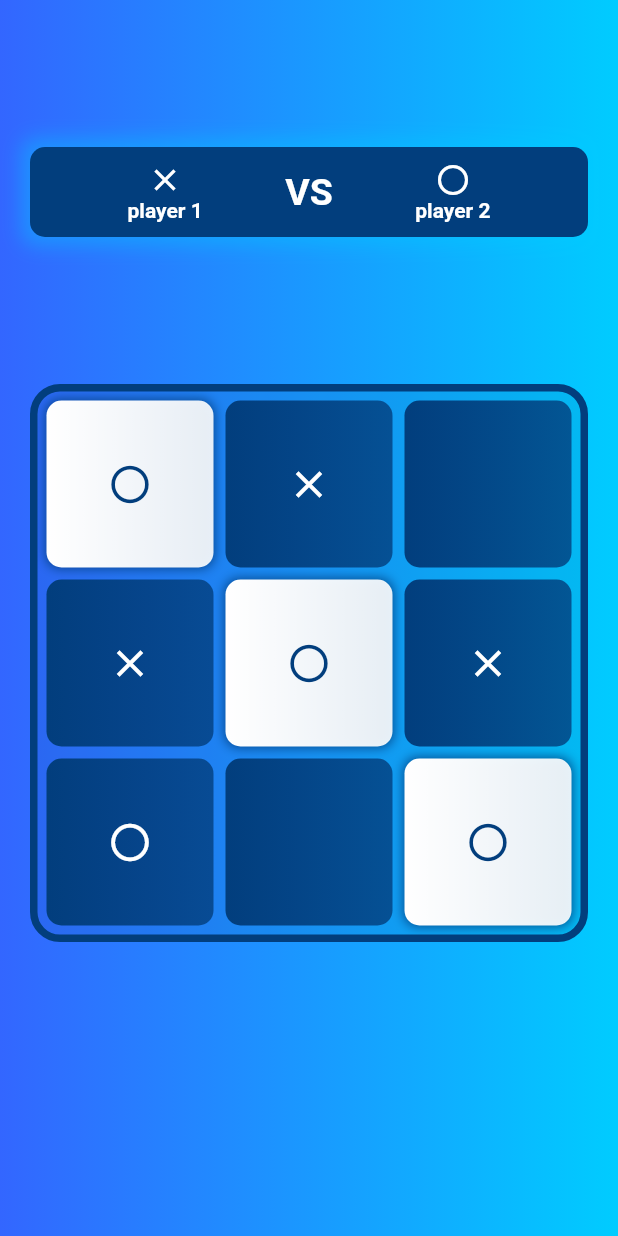
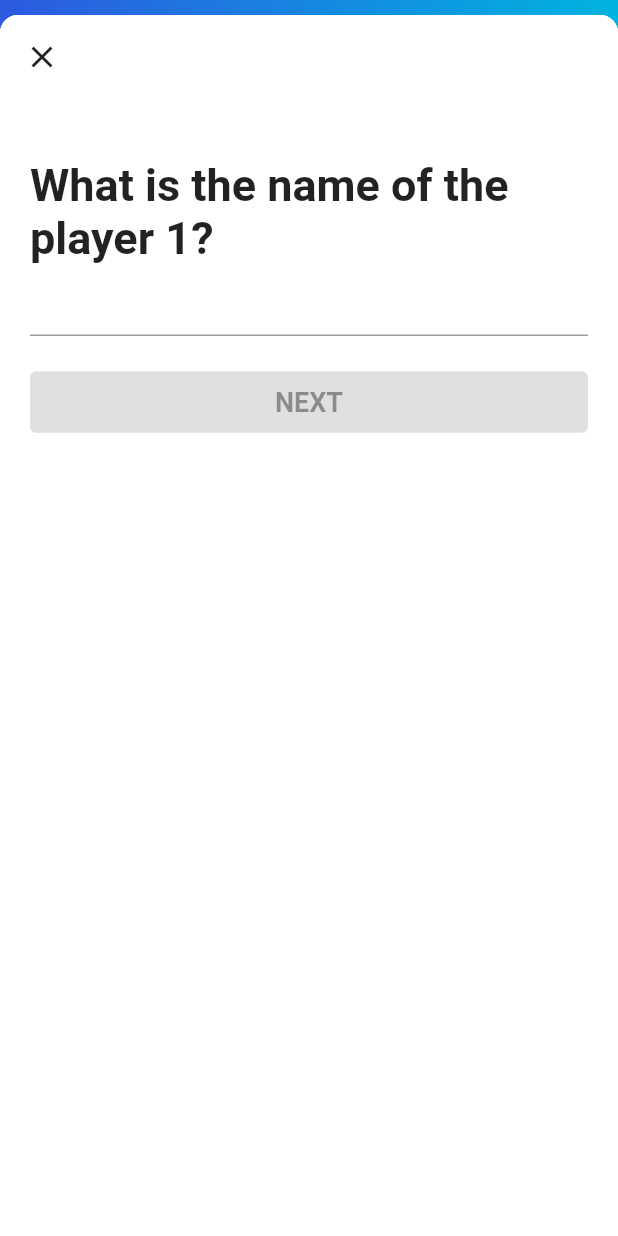
Before and after one commit to henriquezanfa/tictactoe, a Flutter app: the screen it shows after launch, after a tap on "NEW GAME", on a phone screen of 412 x 824 dp. Run offline on Flutter 3.47's test engine with Material 2 defaults, Android fonts, the phone set to English and light mode, and no system bars; our stand-ins replace flutter_mobx, get_it, mobx, modal_bottom_sheet; generated files the repository leaves out were written again; Roboto replaces fonts that are missing (Heebo).

Commit message:
add enter players name

```diff
--- a/lib/app.dart
+++ b/lib/app.dart
@@ -1,7 +1,9 @@
 import 'package:flutter/material.dart';
 import 'package:tictactoe/commons/constants/themes.dart';
+import 'package:tictactoe/core/routes.dart';
+import 'package:tictactoe/domain/model/game_model.dart';
 import 'package:tictactoe/features/board/board_screen.dart';
-import 'package:tictactoe/features/home/home_screen.dart';
+import 'package:tictactoe/features/home/ui/home_screen.dart';
 import 'package:tictactoe/features/splash/splash_screen.dart';
 
 class TicTacToeApp extends StatelessWidget {
@@ -12,20 +14,16 @@ class TicTacToeApp extends StatelessWidget {
     return MaterialApp(
       theme: AppThemeData().themeData,
       onGenerateRoute: (settings) {
-        Widget route = Container(
-          height: 50,
-          width: 50,
-          color: Colors.green,
-        );
+        Widget route = const Offstage(); // TODO: implement an error page
         switch (settings.name) {
-          case '/':
+          case TTTRoutes.splash:
             route = const SplashScreen();
             break;
-          case '/home':
+          case TTTRoutes.home:
             route = const HomeScreen();
             break;
-          case '/board':
-            route = const BoardScreen();
+          case TTTRoutes.board:
+            route = BoardScreen(game: settings.arguments as Game);
             break;
         }
         return MaterialPageRoute(builder: (context) => route);
--- a/lib/commons/constants/themes.dart
+++ b/lib/commons/constants/themes.dart
@@ -17,7 +17,6 @@ class AppThemeData {
       ),
       elevatedButtonTheme: ElevatedButtonThemeData(
         style: ButtonStyle(
-          backgroundColor: MaterialStateProperty.all(colors.primary),
           padding: MaterialStateProperty.all(const EdgeInsets.all(10)),
           textStyle: MaterialStateProperty.all(
             const TextStyle(
--- /dev/null
+++ b/lib/core/di.dart
@@ -0,0 +1,6 @@
+import 'package:get_it/get_it.dart';
+import 'package:tictactoe/features/home/store/home_store.dart';
+
+void setup() {
+  GetIt.I.registerFactory(() => HomeStore());
+}
--- /dev/null
+++ b/lib/core/routes.dart
@@ -0,0 +1,7 @@
+class TTTRoutes {
+  static const splash = '/';
+  static const board = 'board';
+  static const home = 'home';
+  static const firstPlayerRoute = 'first-player';
+  static const secondPlayerRoute = 'second-player';
+}
--- /dev/null
+++ b/lib/domain/model/game_model.dart
@@ -0,0 +1,8 @@
+import 'package:tictactoe/domain/model/player_model.dart';
+
+class Game {
+  final Player firstPlayer;
+  final Player secondPlayer;
+
+  Game(this.firstPlayer, this.secondPlayer);
+}
--- /dev/null
+++ b/lib/domain/model/player_model.dart
@@ -0,0 +1,16 @@
+class Player {
+  final String name;
+
+  int get score => _score;
+
+  int _score;
+
+  Player(
+    this.name, {
+    int initialScore = 0,
+  }) : _score = initialScore;
+
+  void incrementScore() {
+    _score++;
+  }
+}
--- a/lib/features/board/board_screen.dart
+++ b/lib/features/board/board_screen.dart
@@ -1,8 +1,11 @@
 import 'package:flutter/material.dart';
 import 'package:tictactoe/commons/commons.dart';
+import 'package:tictactoe/domain/model/game_model.dart';
 
 class BoardScreen extends StatefulWidget {
-  const BoardScreen({Key? key}) : super(key: key);
+  final Game game;
+
+  const BoardScreen({Key? key, required this.game}) : super(key: key);
 
   @override
   State<BoardScreen> createState() => _BoardScreenState();
@@ -18,7 +21,7 @@ class _BoardScreenState extends State<BoardScreen> {
           child: Column(
             mainAxisAlignment: MainAxisAlignment.spaceEvenly,
             children: [
-              const ScoreWidget(),
+              ScoreWidget(game: widget.game),
               BoardWidget(),
               const Offstage(),
             ],
@@ -30,8 +33,11 @@ class _BoardScreenState extends State<BoardScreen> {
 }
 
 class ScoreWidget extends StatelessWidget {
+  final Game game;
+
   const ScoreWidget({
     Key? key,
+    required this.game,
   }) : super(key: key);
 
   @override
@@ -60,7 +66,7 @@ class ScoreWidget extends StatelessWidget {
             children: [
               Icon(Icons.close, color: colors.text),
               Text(
-                'player 1',
+                game.firstPlayer.name,
                 style: TextStyle(
                   color: colors.text,
                   fontWeight: FontWeight.bold,
@@ -84,7 +90,7 @@ class ScoreWidget extends StatelessWidget {
                 color: colors.text,
               ),
               Text(
-                'player 2',
+                game.secondPlayer.name,
                 style: TextStyle(
                   color: colors.text,
                   fontWeight: FontWeight.bold,
--- /dev/null
+++ b/lib/features/board/store/board_store.dart
@@ -0,0 +1,7 @@
+import 'package:mobx/mobx.dart';
+
+part 'board_store.g.dart';
+
+class BoardStore = _BoardStore with _$BoardStore;
+
+abstract class _BoardStore with Store {}
--- a/lib/features/home/home_screen.dart
+++ /dev/null
@@ -1,55 +0,0 @@
-import 'package:flutter/material.dart';
-import 'package:tictactoe/commons/commons.dart';
-
-class HomeScreen extends StatefulWidget {
-  const HomeScreen({Key? key}) : super(key: key);
-
-  @override
-  State<HomeScreen> createState() => _HomeScreenState();
-}
-
-class _HomeScreenState extends State<HomeScreen> {
-  @override
-  Widget build(BuildContext context) {
-    return TTTScaffold(
-      child: SafeArea(
-        child: Padding(
-          padding: const EdgeInsets.symmetric(horizontal: 20.0),
-          child: Column(
-            mainAxisAlignment: MainAxisAlignment.spaceBetween,
-            children: const [
-              Offstage(), // So that the logo is vertetically centered
-              TTTLogo(),
-              HomeActions(),
-            ],
-          ),
-        ),
-      ),
-    );
-  }
-}
-
-class HomeActions extends StatelessWidget {
-  const HomeActions({
-    Key? key,
-  }) : super(key: key);
-
-  @override
-  Widget build(BuildContext context) {
-    return Column(
-      children: [
-        SizedBox(
-          width: double.infinity,
-          child: ElevatedButton(
-            onPressed: () => Navigator.of(context).pushNamed('/board'),
-            child: const Text("NEW GAME"),
-          ),
-        ),
-        TextButton(
-          onPressed: () {},
-          child: const Text('STATS'),
-        ),
-      ],
-    );
-  }
-}
--- /dev/null
+++ b/lib/features/home/store/home_store.dart
@@ -0,0 +1,38 @@
+import 'package:mobx/mobx.dart';
+
+part 'home_store.g.dart';
+
+class HomeStore = _HomeStore with _$HomeStore;
+
+abstract class _HomeStore with Store {
+  @observable
+  String? firstPlayerName;
+
+  @observable
+  String? secondPlayerName;
+
+  @computed
+  bool get enableFirstPlayserNextButton =>
+      firstPlayerName != null && firstPlayerName!.isNotEmpty;
+
+  @computed
+  bool get enableSecondPlayerNextButton =>
+      secondPlayerName != null && secondPlayerName!.isNotEmpty;
+
+  @action
+  void setFirstPlayerName(String name) => firstPlayerName = name;
+
+  @action
+  void setSecondPlayerName(String name) => secondPlayerName = name;
+
+  @action
+  void clear() {
+    firstPlayerName = null;
+    secondPlayerName = null;
+  }
+}
+
+enum PlayerNameStep {
+  firstPlayer,
+  secondPlayer,
+}
--- /dev/null
+++ b/lib/features/home/ui/enter_player_name.dart
@@ -0,0 +1,112 @@
+import 'package:flutter/material.dart';
+import 'package:flutter_mobx/flutter_mobx.dart';
+import 'package:tictactoe/core/routes.dart';
+import 'package:tictactoe/features/home/store/home_store.dart';
+
+typedef UserNameCallback = void Function(String);
+
+class EnterFirstPlayerName extends StatelessWidget {
+  final HomeStore store;
+  final VoidCallback onCloseTap;
+
+  const EnterFirstPlayerName({
+    Key? key,
+    required this.store,
+    required this.onCloseTap,
+  }) : super(key: key);
+
+  @override
+  Widget build(BuildContext context) {
+    return Observer(builder: (context) {
+      return EnterPlayerNameWidget(
+        onNameChanged: store.setFirstPlayerName,
+        title: "What is the name of the player 1?",
+        onTapNext: store.enableFirstPlayserNextButton
+            ? () => Navigator.of(context).pushNamed(TTTRoutes.secondPlayerRoute)
+            : null,
+        leading: GestureDetector(
+          onTap: onCloseTap,
+          child: const Icon(Icons.close, color: Colors.black87),
+        ),
+      );
+    });
+  }
+}
+
+class EnterSecondPlayerName extends StatelessWidget {
+  final HomeStore store;
+  final VoidCallback onNextTap;
+
+  const EnterSecondPlayerName({
+    Key? key,
+    required this.store,
+    required this.onNextTap,
+  }) : super(key: key);
+
+  @override
+  Widget build(BuildContext context) {
+    return Observer(builder: (context) {
+      return EnterPlayerNameWidget(
+        onNameChanged: store.setSecondPlayerName,
+        title: "And now, what is the name of the player 2?",
+        onTapNext: store.enableSecondPlayerNextButton ? onNextTap : null,
+        leading: GestureDetector(
+          onTap: () => Navigator.of(context).pop(),
+          child: const Icon(Icons.arrow_back_ios, color: Colors.black87),
+        ),
+      );
+    });
+  }
+}
+
+class EnterPlayerNameWidget extends StatelessWidget {
+  const EnterPlayerNameWidget({
+    Key? key,
+    required this.title,
+    required this.leading,
+    required this.onNameChanged,
+    this.onTapNext,
+  }) : super(key: key);
+
+  final String title;
+  final VoidCallback? onTapNext;
+  final Widget leading;
+  final UserNameCallback onNameChanged;
+
+  @override
+  Widget build(BuildContext context) {
+    return Scaffold(
+      backgroundColor: Colors.white,
+      appBar: AppBar(
+        elevation: 0,
+        backgroundColor: Colors.white,
+        leading: leading,
+      ),
+      body: Padding(
+        padding: const EdgeInsets.all(20.0),
+        child: Column(
+          crossAxisAlignment: CrossAxisAlignment.start,
+          children: [
+            const SizedBox(height: 20),
+            Text(
+              title,
+              style: const TextStyle(fontSize: 30, fontWeight: FontWeight.bold),
+            ),
+            TextFormField(
+              style: const TextStyle(fontSize: 18),
+              onChanged: onNameChanged,
+            ),
+            const SizedBox(height: 20),
+            SizedBox(
+              width: double.infinity,
+              child: ElevatedButton(
+                onPressed: onTapNext,
+                child: const Text('NEXT'),
+              ),
+            )
+          ],
+        ),
+      ),
+    );
+  }
+}
--- /dev/null
+++ b/lib/features/home/ui/home_screen.dart
@@ -0,0 +1,84 @@
+import 'package:flutter/material.dart';
+import 'package:get_it/get_it.dart';
+import 'package:modal_bottom_sheet/modal_bottom_sheet.dart';
+import 'package:tictactoe/commons/commons.dart';
+import 'package:tictactoe/core/routes.dart';
+import 'package:tictactoe/domain/model/game_model.dart';
+import 'package:tictactoe/domain/model/player_model.dart';
+import 'package:tictactoe/features/home/store/home_store.dart';
+import 'package:tictactoe/features/home/ui/players_names_modal.dart';
+
+class HomeScreen extends StatefulWidget {
+  const HomeScreen({Key? key}) : super(key: key);
+
+  @override
+  State<HomeScreen> createState() => _HomeScreenState();
+}
+
+class _HomeScreenState extends State<HomeScreen> {
+  final store = GetIt.I<HomeStore>();
+
+  @override
+  Widget build(BuildContext context) {
+    return TTTScaffold(
+      child: SafeArea(
+        child: Padding(
+          padding: const EdgeInsets.symmetric(horizontal: 20.0),
+          child: Column(
+            mainAxisAlignment: MainAxisAlignment.spaceBetween,
+            children: [
+              const Offstage(), // So that the logo is vertetically centered
+              const TTTLogo(),
+              HomeActions(store: store),
+            ],
+          ),
+        ),
+      ),
+    );
+  }
+}
+
+class HomeActions extends StatelessWidget {
+  final HomeStore store;
+
+  const HomeActions({
+    Key? key,
+    required this.store,
+  }) : super(key: key);
+
+  @override
+  Widget build(BuildContext context) {
+    return Column(
+      children: [
+        SizedBox(
+          width: double.infinity,
+          child: ElevatedButton(
+            onPressed: () => _onTapNewGame(context),
+            child: const Text("NEW GAME"),
+          ),
+        ),
+        TextButton(
+          onPressed: () {},
+          child: const Text('STATS'),
+        ),
+      ],
+    );
+  }
+
+  void _onTapNewGame(BuildContext context) {
+    showCupertinoModalBottomSheet(
+      context: context,
+      builder: (_) => PlayersNamesModal(store: store),
+    ).then((value) {
+      if (value) {
+        final game = Game(
+          Player(store.firstPlayerName!),
+          Player(store.secondPlayerName!),
+        );
+
+        Navigator.of(context).pushNamed(TTTRoutes.board, arguments: game);
+      }
+      store.clear();
+    });
+  }
+}
--- /dev/null
+++ b/lib/features/home/ui/players_names_modal.dart
@@ -0,0 +1,41 @@
+import 'package:flutter/material.dart';
+import 'package:tictactoe/features/home/store/home_store.dart';
+
+import 'enter_player_name.dart';
+
+const firstPlayerRoute = 'first-player';
+const secondPlayerRoute = 'second-player';
+
+class PlayersNamesModal extends StatelessWidget {
+  PlayersNamesModal({Key? key, required this.store}) : super(key: key);
+
+  final HomeStore store;
+
+  final _navigatorKey = GlobalKey<NavigatorState>();
+
+  @override
+  Widget build(BuildContext context) {
+    // This navigator widget controlls the navigation inside the modal
+    return Navigator(
+      key: _navigatorKey,
+      initialRoute: firstPlayerRoute,
+      onGenerateRoute: (settings) {
+        Widget child = const Offstage();
+
+        if (settings.name == firstPlayerRoute) {
+          child = EnterFirstPlayerName(
+            store: store,
+            onCloseTap: () => Navigator.of(context).pop(),
+          );
+        } else if (settings.name == secondPlayerRoute) {
+          child = EnterSecondPlayerName(
+            store: store,
+            onNextTap: () => Navigator.of(context).pop(true),
+          );
+        }
+
+        return MaterialPageRoute(builder: (_) => child);
+      },
+    );
+  }
+}
--- a/lib/features/splash/splash_screen.dart
+++ b/lib/features/splash/splash_screen.dart
@@ -1,5 +1,6 @@
 import 'package:flutter/material.dart';
 import 'package:tictactoe/commons/commons.dart';
+import 'package:tictactoe/core/routes.dart';
 
 class SplashScreen extends StatefulWidget {
   const SplashScreen({Key? key}) : super(key: key);
@@ -17,7 +18,7 @@ class _SplashScreenState extends State<SplashScreen> {
 
   void _navigateToHome() {
     Future.delayed(const Duration(seconds: 2)).then((_) {
-      Navigator.of(context).pushReplacementNamed('/home');
+      Navigator.of(context).pushReplacementNamed(TTTRoutes.home);
     });
   }
 
--- a/lib/main.dart
+++ b/lib/main.dart
@@ -1,6 +1,8 @@
 import 'package:flutter/material.dart';
 import 'package:tictactoe/app.dart';
+import 'package:tictactoe/core/di.dart';
 
 void main() {
+  setup();
   runApp(const TicTacToeApp());
 }
```
Also changed, not shown: pubspec.yaml (+7 -0 lines), lib/features/board/store/board_store.g.dart (added), lib/features/home/store/home_store.g.dart (added), pubspec.lock.
